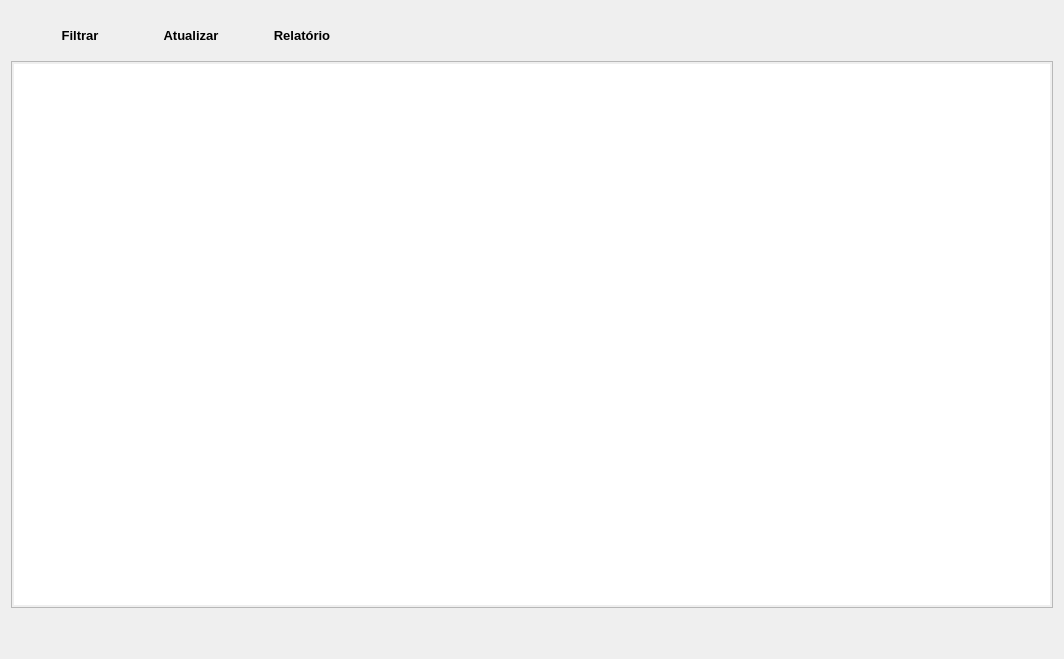
Qt form Resources/UI/Componentes/ListaPadrao.ui (Klubas/Projeto-SOAD) before a commit.
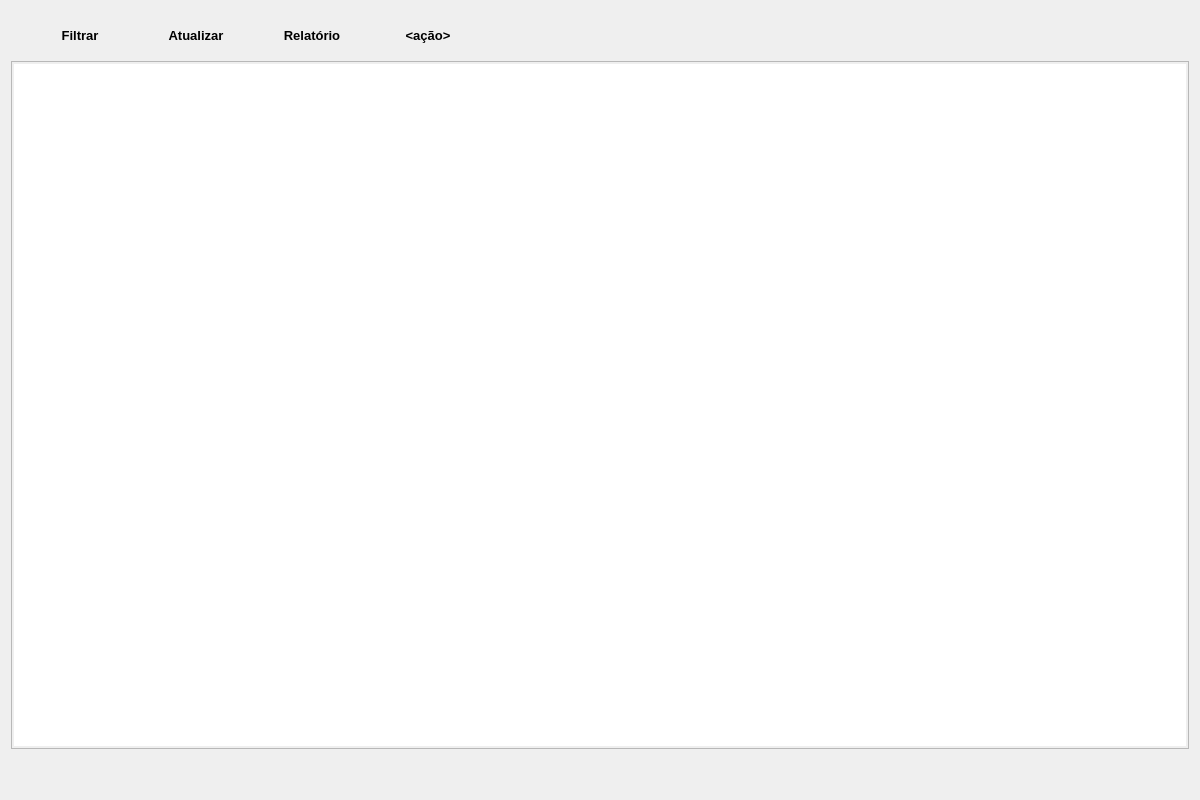
The same form after that commit.

Commit message: - Implementado opção de descarte de mercadoria pela lista de itens em estoque

```diff
--- a/Resources/UI/Componentes/ListaPadrao.ui
+++ b/Resources/UI/Componentes/ListaPadrao.ui
@@ -6,10 +6,16 @@
    <rect>
     <x>0</x>
     <y>0</y>
-    <width>1064</width>
-    <height>659</height>
+    <width>1200</width>
+    <height>800</height>
    </rect>
   </property>
+  <property name="minimumSize">
+   <size>
+    <width>1200</width>
+    <height>800</height>
+   </size>
+  </property>
   <property name="windowTitle">
    <string>Form</string>
   </property>
@@ -217,6 +223,34 @@
              </property>
             </widget>
            </item>
+           <item>
+            <widget class="QPushButton" name="pushButton_acao">
+             <property name="sizePolicy">
+              <sizepolicy hsizetype="Expanding" vsizetype="Fixed">
+               <horstretch>0</horstretch>
+               <verstretch>0</verstretch>
+              </sizepolicy>
+             </property>
+             <property name="minimumSize">
+              <size>
+               <width>120</width>
+               <height>0</height>
+              </size>
+             </property>
+             <property name="font">
+              <font>
+               <weight>75</weight>
+               <bold>true</bold>
+              </font>
+             </property>
+             <property name="text">
+              <string>&lt;ação&gt;</string>
+             </property>
+             <property name="flat">
+              <bool>true</bool>
+             </property>
+            </widget>
+           </item>
           </layout>
          </widget>
         </item>
@@ -333,6 +367,9 @@
               <property name="orientation">
                <enum>Qt::Horizontal</enum>
               </property>
+              <property name="sizeType">
+               <enum>QSizePolicy::Maximum</enum>
+              </property>
               <property name="sizeHint" stdset="0">
                <size>
                 <width>723</width>
```
Left out of the diff: 6 changed lines with no effect on the pictures. The commit also changes 42 other files.
